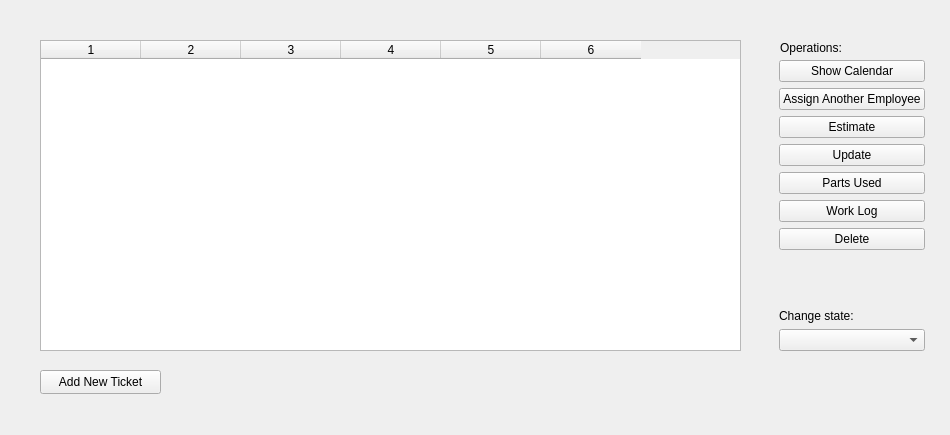
Above: lab1/tickets.ui from m-Jakub/Car-Workshop-with-Qt before the change. Below: the same form after it.
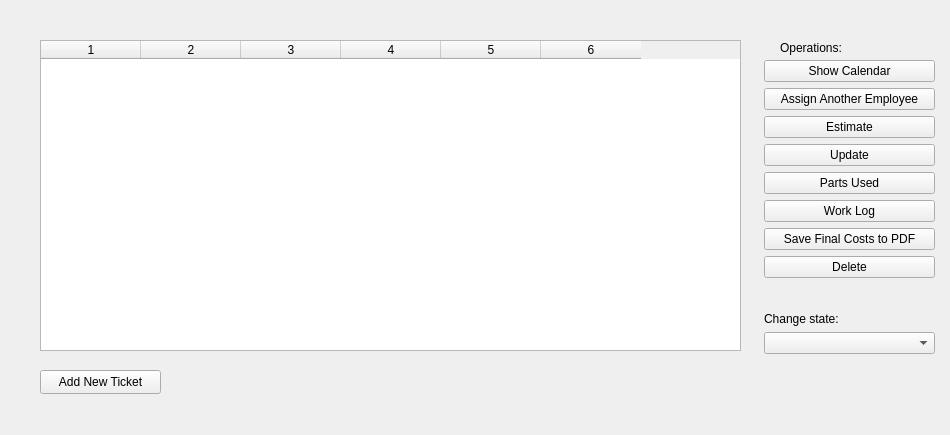
That is the form after the change.

Commit message: Implemented pdf handling for Final Costs

Patch:
```diff
--- a/lab1/tickets.ui
+++ b/lab1/tickets.ui
@@ -16,10 +16,10 @@
   <widget class="QWidget" name="verticalLayoutWidget">
    <property name="geometry">
     <rect>
-     <x>779</x>
+     <x>764</x>
      <y>60</y>
-     <width>146</width>
-     <height>291</height>
+     <width>171</width>
+     <height>294</height>
     </rect>
    </property>
    <layout class="QVBoxLayout" name="verticalLayout">
@@ -65,6 +65,13 @@
       </property>
      </widget>
     </item>
+    <item>
+     <widget class="QPushButton" name="finalButton">
+      <property name="text">
+       <string>Save Final Costs to PDF</string>
+      </property>
+     </widget>
+    </item>
     <item>
      <widget class="QPushButton" name="deleteButton">
       <property name="text">
```
The commit also changes 9 other files.
